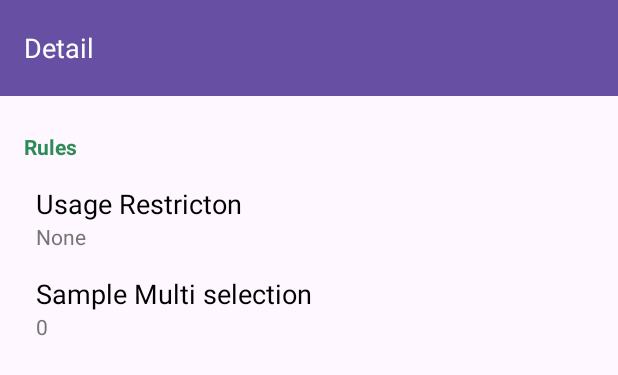
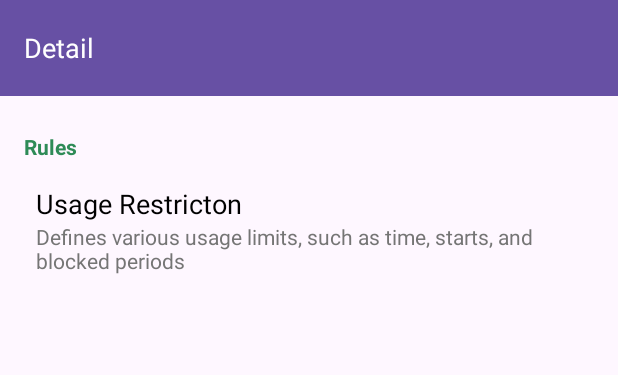
Before and after one commit to SoftwareDroid/SafeZone, an Android app: the layout activity_app_rule_detail.xml on its own in the app's theme, with its tools: preview values and no code run, on a phone screen of 412 x 824 dp. Shown: the top 375 px of the screen. Run offline under Robolectric (Android 15) with nearby library versions, the phone set to English and light mode, and no system bars.

```diff
--- a/app/src/main/java/com/example/ourpact3/service/ExampleAppKeywordFilters.java
+++ b/app/src/main/java/com/example/ourpact3/service/ExampleAppKeywordFilters.java
@@ -448,7 +448,7 @@ public class ExampleAppKeywordFilters
 
         ArrayList<ProductivityTimeRule> timeRules = new ArrayList<>();
         timeRules.add(new ProductivityTimeRule(LocalTime.of(11,0),LocalTime.of(12,0),EnumSet.of(DayOfWeek.MONDAY, DayOfWeek.TUESDAY, DayOfWeek.WEDNESDAY, DayOfWeek.THURSDAY, DayOfWeek.FRIDAY),true));
-        filter.setSpecialSmartFilter(SpecialSmartFilterBase.Name.TIME_LIMIT, new ProductivityFilter(new CounterAction(PipelineWindowAction.WARNING,PipelineButtonAction.BACK_BUTTON,true), "Time limit", 6, 200, 3,timeRules));
+        filter.setSpecialSmartFilter(SpecialSmartFilterBase.Name.USAGE_RESTRICTION, new ProductivityFilter(new CounterAction(PipelineWindowAction.WARNING,PipelineButtonAction.BACK_BUTTON,true), "Time limit", 6, 200, 3,timeRules));
         return filter;
     }
 
@@ -529,7 +529,7 @@ public class ExampleAppKeywordFilters
         AppFilter filter = new AppFilter(service, topicManager, filters, appName, false);
         {
             // No Timerules
-            filter.setSpecialSmartFilter(SpecialSmartFilterBase.Name.TIME_LIMIT, new ProductivityFilter(new CounterAction(PipelineWindowAction.WARNING,PipelineButtonAction.BACK_BUTTON,true), "Time limit", 1, 200, 3,new ArrayList<>()));
+            filter.setSpecialSmartFilter(SpecialSmartFilterBase.Name.USAGE_RESTRICTION, new ProductivityFilter(new CounterAction(PipelineWindowAction.WARNING,PipelineButtonAction.BACK_BUTTON,true), "Time limit", 1, 200, 3,new ArrayList<>()));
         }
         return filter;
 
--- a/app/src/main/java/com/example/ourpact3/smart_filter/SpecialSmartFilterBase.java
+++ b/app/src/main/java/com/example/ourpact3/smart_filter/SpecialSmartFilterBase.java
@@ -16,7 +16,7 @@ public abstract class SpecialSmartFilterBase
         LEARNED_GOOD,
         LEARNED_BAD,
         EXP_PUNISH,
-        TIME_LIMIT
+        USAGE_RESTRICTION
     }
 
     SpecialSmartFilterBase(PipelineResultBase result, String name)
--- a/app/src/main/java/com/example/ourpact3/FirstFragment.java
+++ b/app/src/main/java/com/example/ourpact3/unused/FirstFragment.java
@@ -1,4 +1,4 @@
-package com.example.ourpact3;
+package com.example.ourpact3.unused;
 
 import android.os.Bundle;
 import android.view.LayoutInflater;
@@ -9,6 +9,7 @@ import androidx.annotation.NonNull;
 import androidx.fragment.app.Fragment;
 import androidx.navigation.fragment.NavHostFragment;
 
+import com.example.ourpact3.R;
 import com.example.ourpact3.databinding.FragmentFirstBinding;
 
 public class FirstFragment extends Fragment
--- a/app/src/main/res/layout/activity_app_rule_detail.xml
+++ b/app/src/main/res/layout/activity_app_rule_detail.xml
@@ -46,14 +46,9 @@
             android:layout_width="match_parent"
             android:layout_height="wrap_content"
             app:title2="@string/usage_restriction"
-            app:summary="@string/none" />
+            app:summary="@string/description_go_to_usage_filter" />
 
-        <com.example.ourpact3.ui.settings.ReusableSettingsItemView
-            android:id="@+id/sample_multi_selection"
-            android:layout_width="match_parent"
-            android:layout_height="wrap_content"
-            app:summary="0"
-            app:title2="Sample Multi selection" />
+
     </LinearLayout>
 
 </LinearLayout>
--- a/app/src/main/res/layout/fragment_first.xml
+++ b/app/src/main/res/layout/fragment_first.xml
@@ -4,7 +4,7 @@
     xmlns:tools="http://schemas.android.com/tools"
     android:layout_width="match_parent"
     android:layout_height="match_parent"
-    tools:context=".FirstFragment">
+    tools:context=".unused.FirstFragment">
 
     <androidx.constraintlayout.widget.ConstraintLayout
         android:layout_width="match_parent"
--- a/app/src/main/res/navigation/nav_graph.xml
+++ b/app/src/main/res/navigation/nav_graph.xml
@@ -7,7 +7,7 @@
 
     <fragment
         android:id="@+id/FirstFragment"
-        android:name="com.example.ourpact3.FirstFragment"
+        android:name="com.example.ourpact3.unused.FirstFragment"
         android:label="@string/first_fragment_label"
         tools:layout="@layout/fragment_first">
 
--- a/app/src/main/res/values/strings.xml
+++ b/app/src/main/res/values/strings.xml
@@ -206,4 +206,5 @@
     <string name="show_dialog">Show Dialog</string>
     <string name="stop_further_processing">Show Nothing</string>
     <string name="continue_processing">Continue Processing</string>
+    <string name="description_go_to_usage_filter">Defines various usage limits, such as time, starts, and blocked periods</string>
 </resources>
```
Also changed, not shown: app/src/main/java/com/example/ourpact3/ContentFilterService.java (+35 -11 lines), app/src/main/java/com/example/ourpact3/db/DatabaseManager.java (+24 -0 lines), app/src/main/java/com/example/ourpact3/ui/usage_restriction/UsageRestrictionActivity.java (+12 -1 lines), 1 other file.
